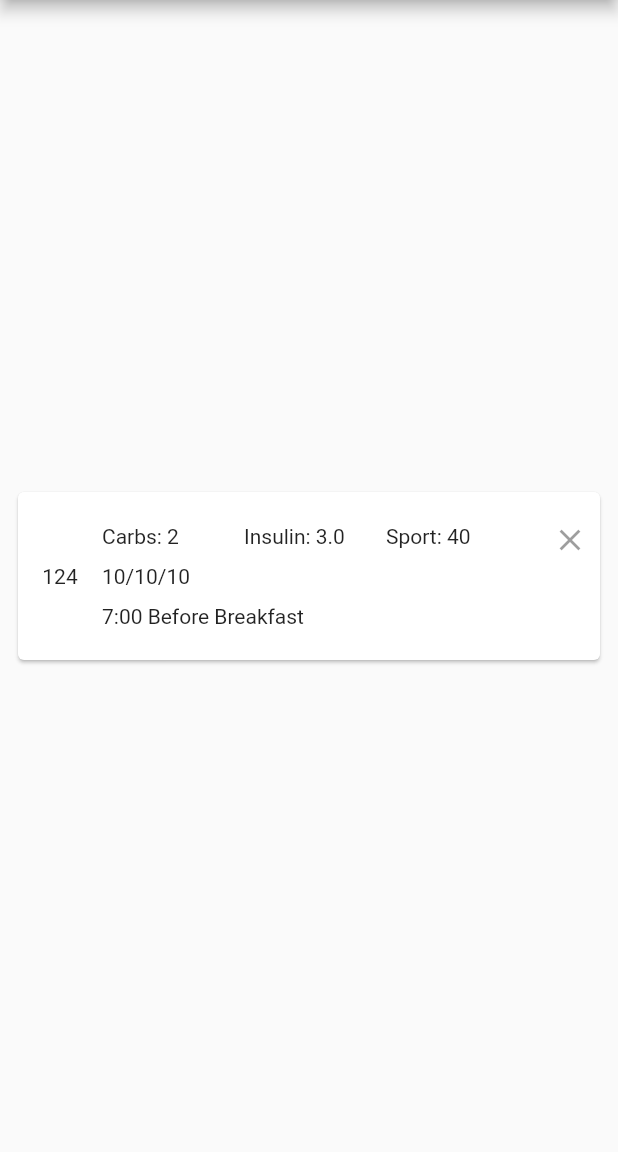
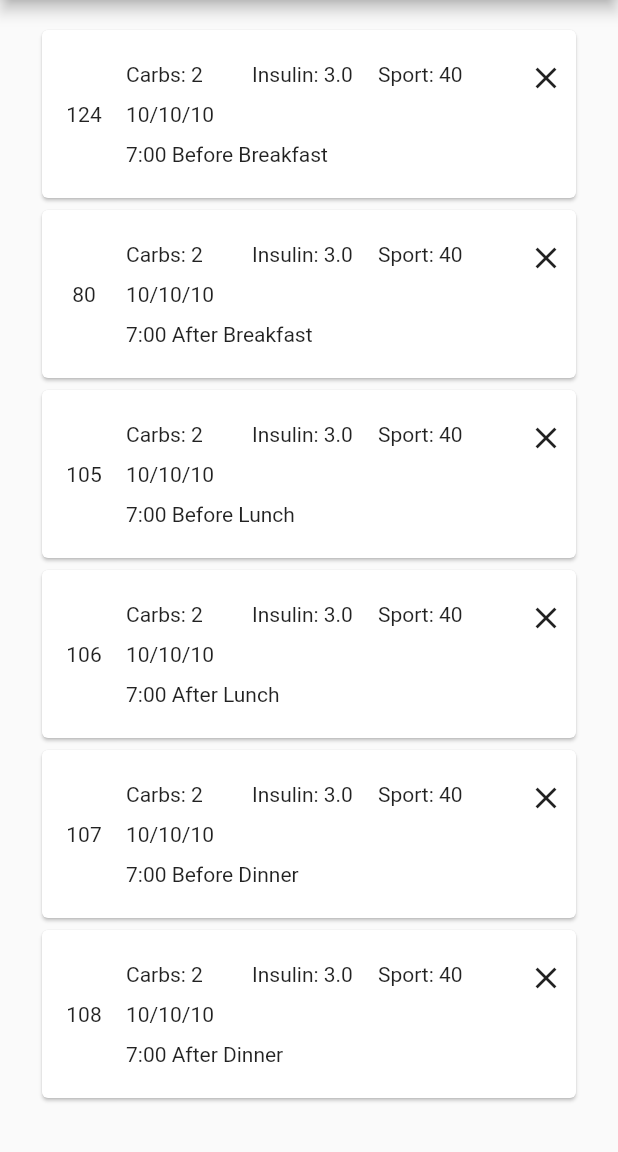
Before and after one commit to dex4/MobileFlutter, a Flutter app: the screen it shows after launch, on a phone screen of 412 x 824 dp, the part 84-1236 px from its top. Run offline on Flutter 3.47's test engine with Material 2 defaults, Android fonts, the phone set to English and light mode, and no system bars.

Commit message:
Separate classes Move getMomentString() to Entry class Implement delete entry by tapping the close button

```diff
--- a/lib/main.dart
+++ b/lib/main.dart
@@ -1,15 +1,10 @@
-import 'package:diastore_flutter/model/Entry.dart';
+import 'package:diastore_flutter/views/EntriesList.dart';
 import 'package:flutter/material.dart';
-import 'package:uuid/uuid.dart';
 
 void main() => runApp(MyApp());
 
 class MyApp extends StatelessWidget {
   // This widget is the root of your application.
-  List<Entry> entries = [
-    Entry(Uuid().v1(), 124, 2, 3.0, "7:00", "10/10/10", 40,
-        MomentSpecifier.BEFORE_MEAL, MealTypeSpecifier.BREAKFAST)
-  ];
 
   @override
   Widget build(BuildContext context) {
@@ -23,114 +18,8 @@ class MyApp extends StatelessWidget {
             title: Text("DiaStore"),
           ),
           body: Center(
-            child: EntryCard(entries[0]),
+            child: Entries(),
           ),
         ));
   }
 }
-
-class EntryCard extends StatelessWidget {
-  Entry entry;
-
-  EntryCard(this.entry);
-
-  @override
-  Widget build(BuildContext context) {
-    return Container(
-      height: 120,
-      padding: const EdgeInsets.symmetric(horizontal: 8.0),
-      child: Card(
-        child: Padding(
-          padding: const EdgeInsets.all(8.0),
-          child: Row(
-            children: <Widget>[
-              Container(
-                width: 40,
-                child: Column(
-                  crossAxisAlignment: CrossAxisAlignment.center,
-                  mainAxisAlignment: MainAxisAlignment.center,
-                  children: <Widget>[
-                    Text(entry.bloodSugarLevel.toString()),
-                  ],
-                ),
-              ),
-              Expanded(
-                child: Container(
-                  padding: EdgeInsets.all(8.0),
-                  alignment: Alignment.centerLeft,
-                  child: Column(children: <Widget>[
-                    Expanded(
-                      child: Row(
-                        children: <Widget>[
-                          Expanded(
-                              child:
-                                  Text("Carbs: ${entry.carbohydratesIntake}")),
-                          Expanded(
-                              child: Text("Insulin: ${entry.insulinIntake}")),
-                          Expanded(
-                              child: Text(
-                                  "Sport: ${entry.physicalActivityDuration}")),
-                        ],
-                      ),
-                    ),
-                    Expanded(
-                      child: Row(
-                        mainAxisAlignment: MainAxisAlignment.start,
-                        children: <Widget>[Text(entry.entryHour)],
-                      ),
-                    ),
-                    Expanded(
-                      child: Row(
-                        mainAxisAlignment: MainAxisAlignment.start,
-                        children: <Widget>[Text("${entry.entryTime} ${getMomentString(entry.entryMomentSpecifier, entry.mealTypeSpecifier)}")],
-                      ),
-                    ),
-                  ]),
-                ),
-              ),
-              Container(
-                width: 24,
-                margin: EdgeInsets.fromLTRB(0, 0, 8.0, 0),
-                alignment: Alignment.topRight,
-                child: IconButton(
-                  icon: Icon(Icons.close),
-                  onPressed: null,
-                ),
-              )
-            ],
-          ),
-        ),
-      ),
-    );
-  }
-
-  String getMomentString(MomentSpecifier momentSpecifier, MealTypeSpecifier mealTypeSpecifier) {
-    var momentString = "";
-    switch(momentSpecifier) {
-
-      case MomentSpecifier.BEFORE_MEAL:
-        momentString += "Before ";
-        break;
-      case MomentSpecifier.AFTER_MEAL:
-        momentString += "After ";
-        break;
-    }
-
-    switch(mealTypeSpecifier) {
-
-      case MealTypeSpecifier.BREAKFAST:
-        momentString += "Breakfast";
-        break;
-      case MealTypeSpecifier.LUNCH:
-        momentString += "Lunch";
-        break;
-      case MealTypeSpecifier.DINNER:
-        momentString += "Dinner";
-        break;
-      case MealTypeSpecifier.SNACK:
-        momentString += "Snack";
-        break;
-    }
-    return momentString;
-  }
-}
--- a/lib/model/Entry.dart
+++ b/lib/model/Entry.dart
@@ -1,6 +1,3 @@
-import 'dart:ffi';
-
-import 'package:uuid/uuid.dart';
 
 class Entry {
   String id;
@@ -17,6 +14,34 @@ class Entry {
       this.insulinIntake, this.entryTime, this.entryHour,
       this.physicalActivityDuration, this.entryMomentSpecifier,
       this.mealTypeSpecifier);
+
+  String getMomentString() {
+    var momentString = "";
+    switch (entryMomentSpecifier) {
+      case MomentSpecifier.BEFORE_MEAL:
+        momentString += "Before ";
+        break;
+      case MomentSpecifier.AFTER_MEAL:
+        momentString += "After ";
+        break;
+    }
+
+    switch (mealTypeSpecifier) {
+      case MealTypeSpecifier.BREAKFAST:
+        momentString += "Breakfast";
+        break;
+      case MealTypeSpecifier.LUNCH:
+        momentString += "Lunch";
+        break;
+      case MealTypeSpecifier.DINNER:
+        momentString += "Dinner";
+        break;
+      case MealTypeSpecifier.SNACK:
+        momentString += "Snack";
+        break;
+    }
+    return momentString;
+  }
 }
 
 enum MomentSpecifier { BEFORE_MEAL, AFTER_MEAL }
--- /dev/null
+++ b/lib/views/EntriesList.dart
@@ -0,0 +1,41 @@
+import 'package:diastore_flutter/model/Entry.dart';
+import 'package:diastore_flutter/views/EntryCard.dart';
+import 'package:flutter/cupertino.dart';
+import 'package:flutter/material.dart';
+import 'package:uuid/uuid.dart';
+
+class Entries extends StatefulWidget {
+  @override
+  EntriesState createState() => new EntriesState();
+}
+
+class EntriesState extends State<Entries> {
+  final List<Entry> entries = [
+    Entry(Uuid().v1(), 124, 2, 3.0, "7:00", "10/10/10", 40,
+        MomentSpecifier.BEFORE_MEAL, MealTypeSpecifier.BREAKFAST),
+    Entry(Uuid().v1(), 80, 2, 3.0, "7:00", "10/10/10", 40,
+        MomentSpecifier.AFTER_MEAL, MealTypeSpecifier.BREAKFAST),
+    Entry(Uuid().v1(), 105, 2, 3.0, "7:00", "10/10/10", 40,
+        MomentSpecifier.BEFORE_MEAL, MealTypeSpecifier.LUNCH),
+    Entry(Uuid().v1(), 106, 2, 3.0, "7:00", "10/10/10", 40,
+        MomentSpecifier.AFTER_MEAL, MealTypeSpecifier.LUNCH),
+    Entry(Uuid().v1(), 107, 2, 3.0, "7:00", "10/10/10", 40,
+        MomentSpecifier.BEFORE_MEAL, MealTypeSpecifier.DINNER),
+    Entry(Uuid().v1(), 108, 2, 3.0, "7:00", "10/10/10", 40,
+        MomentSpecifier.AFTER_MEAL, MealTypeSpecifier.DINNER),
+  ];
+
+  @override
+  Widget build(BuildContext context) {
+    return  _buildSuggestions();
+  }
+
+  Widget _buildSuggestions() {
+    return ListView.builder(
+        padding: const EdgeInsets.all(16.0),
+        itemCount: entries.length,
+        itemBuilder: (BuildContext _context, int i) {
+          return EntryCard(entries[i], () => setState(() { entries.removeAt(i);}));
+        });
+  }
+}
--- /dev/null
+++ b/lib/views/EntryCard.dart
@@ -0,0 +1,86 @@
+import 'package:diastore_flutter/model/Entry.dart';
+import 'package:flutter/cupertino.dart';
+import 'package:flutter/material.dart';
+
+class EntryCard extends StatelessWidget {
+  final Entry entry;
+  final Function onCloseTap;
+
+  EntryCard(this.entry, this.onCloseTap);
+
+  @override
+  Widget build(BuildContext context) {
+    return Container(
+      height: 120,
+      padding: const EdgeInsets.symmetric(horizontal: 8.0),
+      child: Card(
+        child: InkWell(
+          onTap: () => print(entry.bloodSugarLevel),
+          child: Padding(
+            padding: const EdgeInsets.all(8.0),
+            child: Row(
+              children: <Widget>[
+                Container(
+                  width: 40,
+                  child: Column(
+                    crossAxisAlignment: CrossAxisAlignment.center,
+                    mainAxisAlignment: MainAxisAlignment.center,
+                    children: <Widget>[
+                      Text(entry.bloodSugarLevel.toString()),
+                    ],
+                  ),
+                ),
+                Expanded(
+                  child: Container(
+                    padding: EdgeInsets.all(8.0),
+                    alignment: Alignment.centerLeft,
+                    child: Column(children: <Widget>[
+                      Expanded(
+                        child: Row(
+                          children: <Widget>[
+                            Expanded(
+                                child: Text(
+                                    "Carbs: ${entry.carbohydratesIntake}")),
+                            Expanded(
+                                child: Text("Insulin: ${entry.insulinIntake}")),
+                            Expanded(
+                                child: Text(
+                                    "Sport: ${entry.physicalActivityDuration}")),
+                          ],
+                        ),
+                      ),
+                      Expanded(
+                        child: Row(
+                          mainAxisAlignment: MainAxisAlignment.start,
+                          children: <Widget>[Text(entry.entryHour)],
+                        ),
+                      ),
+                      Expanded(
+                        child: Row(
+                          mainAxisAlignment: MainAxisAlignment.start,
+                          children: <Widget>[
+                            Text(
+                                "${entry.entryTime} ${entry.getMomentString()}")
+                          ],
+                        ),
+                      ),
+                    ]),
+                  ),
+                ),
+                Container(
+                  width: 24,
+                  margin: EdgeInsets.fromLTRB(0, 0, 8.0, 0),
+                  alignment: Alignment.topRight,
+                  child: IconButton(
+                    icon: Icon(Icons.close),
+                    onPressed: () => this.onCloseTap(),
+                  ),
+                )
+              ],
+            ),
+          ),
+        ),
+      ),
+    );
+  }
+  }
```
